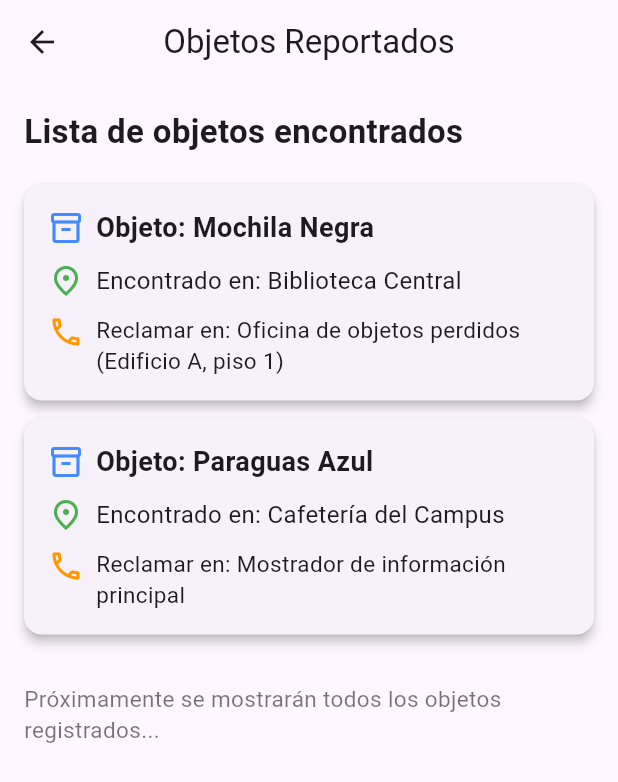
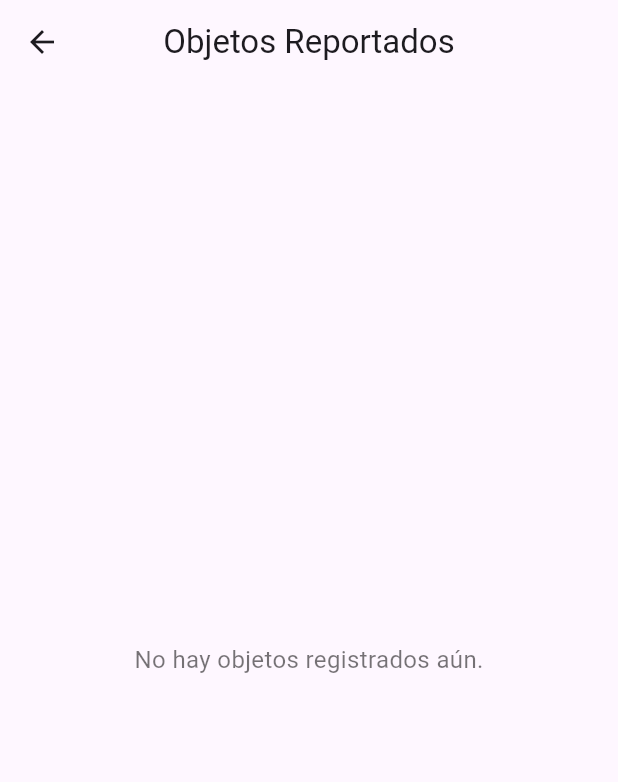
Before and after one commit to elamiql/Proyecto-Semestral-Ing-Software, a Flutter app: the VerObjetosScreen screen opened directly, on a phone screen of 412 x 824 dp. Shown: the top 782 px of the screen. Run offline on Flutter 3.47's test engine with Material 3 defaults, Android fonts, the phone set to English and light mode, and no system bars; our stand-ins replace image_picker.

Commit message:
Implementada la lógica para mostrar la lista de objetos encontrados en la interfaz de 'Ver Objetos'

```diff
--- a/lib/screens/Ver_Objetos_Screen.dart
+++ b/lib/screens/Ver_Objetos_Screen.dart
@@ -1,4 +1,8 @@
 import 'package:flutter/material.dart';
+import 'package:provider/provider.dart';
+import 'package:proyecto_semestral_ing_software/providers/objetos_provider.dart';
+import 'package:proyecto_semestral_ing_software/models/reporte.dart';
+import 'package:proyecto_semestral_ing_software/models/objeto_encontrado.dart';
 
 class VerObjetosScreen extends StatelessWidget {
   const VerObjetosScreen({super.key});
@@ -10,33 +14,26 @@ class VerObjetosScreen extends StatelessWidget {
   }) {
     return Card(
       elevation: 3,
-      shape: RoundedRectangleBorder(borderRadius: BorderRadius.circular(12)),
+      shape: RoundedRectangleBorder(
+        borderRadius: BorderRadius.circular(12),
+      ),
       margin: const EdgeInsets.only(bottom: 12.0),
       child: Padding(
         padding: const EdgeInsets.all(16.0),
         child: Column(
           crossAxisAlignment: CrossAxisAlignment.start,
           children: [
-            // Qué
             Row(
               children: [
-                const Icon(
-                  Icons.inventory_2_outlined,
-                  color: Colors.blueAccent,
-                ),
+                const Icon(Icons.inventory_2_outlined, color: Colors.blueAccent),
                 const SizedBox(width: 8),
                 Text(
                   "Objeto: $que",
-                  style: const TextStyle(
-                    fontSize: 18,
-                    fontWeight: FontWeight.w600,
-                  ),
+                  style: const TextStyle(fontSize: 18, fontWeight: FontWeight.w600),
                 ),
               ],
             ),
             const SizedBox(height: 10),
-
-            // Dónde
             Row(
               children: [
                 const Icon(Icons.place_outlined, color: Colors.green),
@@ -48,8 +45,6 @@ class VerObjetosScreen extends StatelessWidget {
               ],
             ),
             const SizedBox(height: 10),
-
-            // Reclamar
             Row(
               crossAxisAlignment: CrossAxisAlignment.start,
               children: [
@@ -71,6 +66,9 @@ class VerObjetosScreen extends StatelessWidget {
 
   @override
   Widget build(BuildContext context) {
+    final objetosProvider = Provider.of<ObjetosProvider>(context);
+    final objetos = objetosProvider.objetos;
+
     return Scaffold(
       appBar: AppBar(
         title: const Text("Objetos Reportados"),
@@ -78,36 +76,31 @@ class VerObjetosScreen extends StatelessWidget {
       ),
       body: Padding(
         padding: const EdgeInsets.all(16.0),
-        child: Column(
-          crossAxisAlignment: CrossAxisAlignment.start,
-          children: [
-            const Text(
-              "Lista de objetos encontrados",
-              style: TextStyle(fontSize: 22, fontWeight: FontWeight.bold),
-            ),
-            const SizedBox(height: 20),
+        child: objetos.isEmpty
+            ? const Center(
+                child: Text(
+                  "No hay objetos registrados aún.",
+                  style: TextStyle(fontSize: 16, color: Colors.black54),
+                ),
+              )
+            : ListView.builder(
+                itemCount: objetos.length,
+                itemBuilder: (context, index) {
+                  final obj = objetos[index];
 
-            // 🔹 Ejemplo de uso del método (por ahora estático)
-            buildObjetoCard(
-              que: "Mochila Negra",
-              donde: "Biblioteca Central",
-              reclamar: "Oficina de objetos perdidos (Edificio A, piso 1)",
-            ),
-            buildObjetoCard(
-              que: "Paraguas Azul",
-              donde: "Cafetería del Campus",
-              reclamar: "Mostrador de información principal",
-            ),
+                  // Detectar tipo de reporte
+                  String reclamar = "Desconocido";
+                  if (obj is ObjetoEncontrado) {
+                    reclamar = obj.dondeReclamar;
+                  }
 
-            const SizedBox(height: 20),
-            const Center(
-              child: Text(
-                "Próximamente se mostrarán todos los objetos registrados...",
-                style: TextStyle(fontSize: 15, color: Colors.black54),
+                  return buildObjetoCard(
+                    que: obj.titulo,
+                    donde: obj.ubicacion,
+                    reclamar: reclamar,
+                  );
+                },
               ),
-            ),
-          ],
-        ),
       ),
     );
   }
--- a/lib/screens/home_page.dart
+++ b/lib/screens/home_page.dart
@@ -1,6 +1,6 @@
 import 'package:flutter/material.dart';
 import 'package:proyecto_semestral_ing_software/screens/form_obj_encontrado.dart';
-import 'ver_objetos_screen.dart';
+import 'Ver_Objetos_Screen.dart';
 
 class HomePage extends StatefulWidget {
   const HomePage({super.key});
```
Also changed, not shown: 1 other file.
